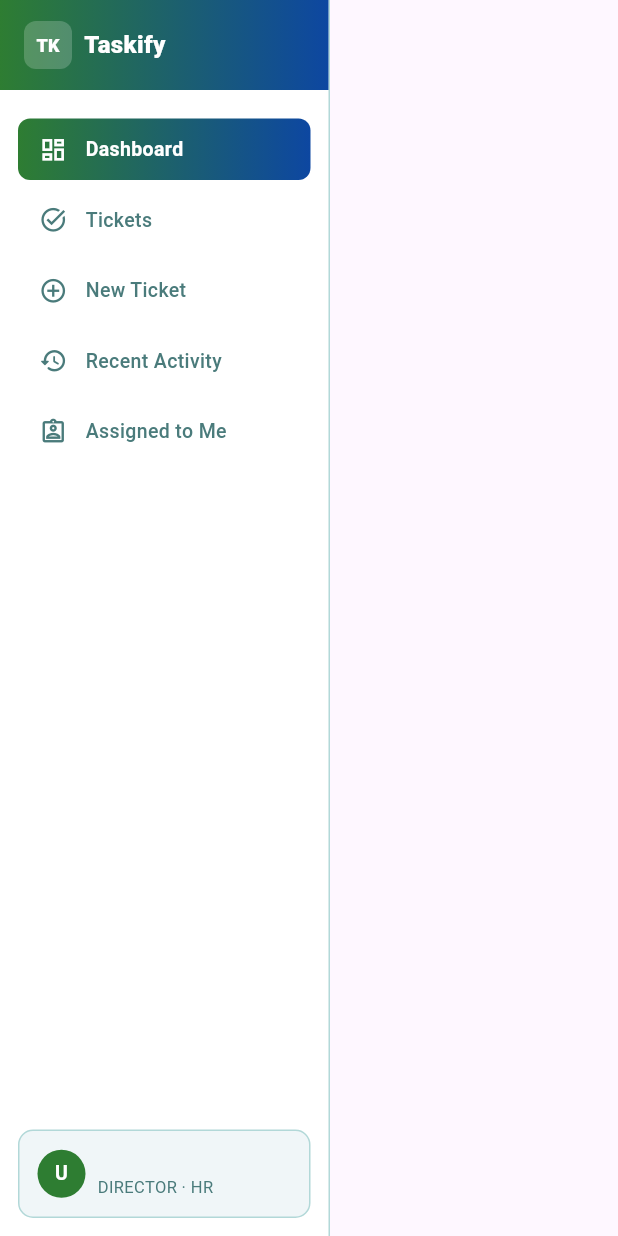
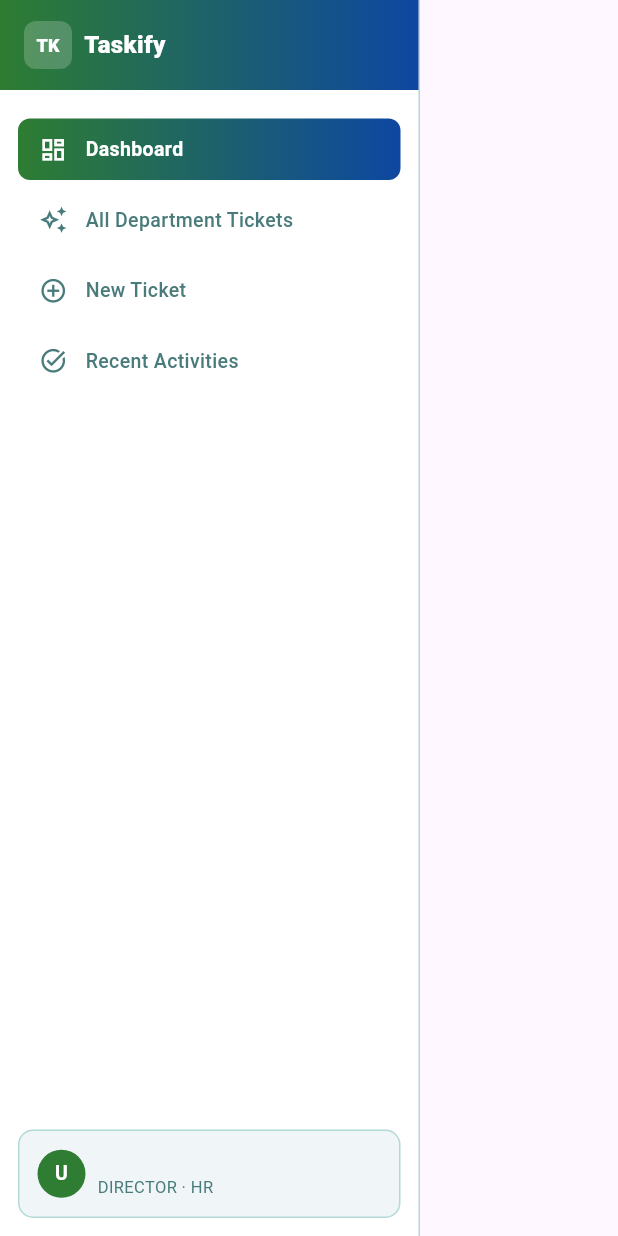
Before and after one commit to ninja00707/tasknest, a Flutter app: the Sidebar widget shown alone on an empty page, opened directly with empty values, on a phone screen of 412 x 824 dp. Run offline on Flutter 3.47's test engine with Material 3 defaults, Android fonts, the light colour scheme and no system bars; our stand-ins replace dio, equatable, flutter_bloc, go_router, shared_preferences, url_strategy; accounts and stored records are empty.

Commit message:
Side Bar User Friendly isse Completed

```diff
--- a/lib/presentation/dashboard/widgets/navigationbar.dart/side_bar.dart
+++ b/lib/presentation/dashboard/widgets/navigationbar.dart/side_bar.dart
@@ -39,7 +39,7 @@ class Sidebar extends StatelessWidget {
         'No Role';
 
     return Container(
-      width: 220,
+      width: 280,
       decoration: const BoxDecoration(
         color: ThemeColors.unifiedSurface,
         border: Border(right: BorderSide(color: ThemeColors.unifiedBorder)),
@@ -101,8 +101,14 @@ class Sidebar extends StatelessWidget {
             onTap: onNav,
           ),
           NavItem(
-            icon: Icons.task_alt_outlined,
-            label: 'Tickets',
+            icon: Icons.auto_awesome_outlined,
+            label: user.roleId == 0
+                ? 'All Department Tickets'
+                : user.roleId == 1
+                ? 'Department\'s Tickets'
+                : user.roleId == 2
+                ? 'My Tickets'
+                : '',
             index: 1,
             selected: selectedIndex == 1,
             onTap: onNav,
@@ -116,28 +122,22 @@ class Sidebar extends StatelessWidget {
           ),
 
           // Add this inside your Sidebar widget's item list
+          if (user.roleId != 0)
             NavItem(
               icon: Icons.history_rounded,
-            label: 'Recent Activity',
+              label: 'Transfer Tickets',
               index: 3,
               selected: selectedIndex == 3,
               onTap: onNav,
             ),
           NavItem(
-            icon: Icons.assignment_ind_outlined,
-            label: 'Assigned to Me',
+            icon: Icons.task_alt_outlined,
+            label: 'Recent Activities',
             index: 4,
             selected: selectedIndex == 4,
             onTap: onNav,
           ),
-          // if (user.roleId == 1 || user.roleId == 0)
-          //   NavItem(
-          //     icon: Icons.analytics_outlined,
-          //     label: 'Analytics',
-          //     index: 4,
-          //     selected: selectedIndex == 4,
-          //     onTap: onNav,
-          //   ),
+
           const Spacer(),
           Container(
             margin: const EdgeInsets.all(12),
```
Also changed, not shown: lib/presentation/dashboard/dashboard_screen.dart.dart (+13 -3 lines). Lines whose indentation alone changed are shown as unchanged.
